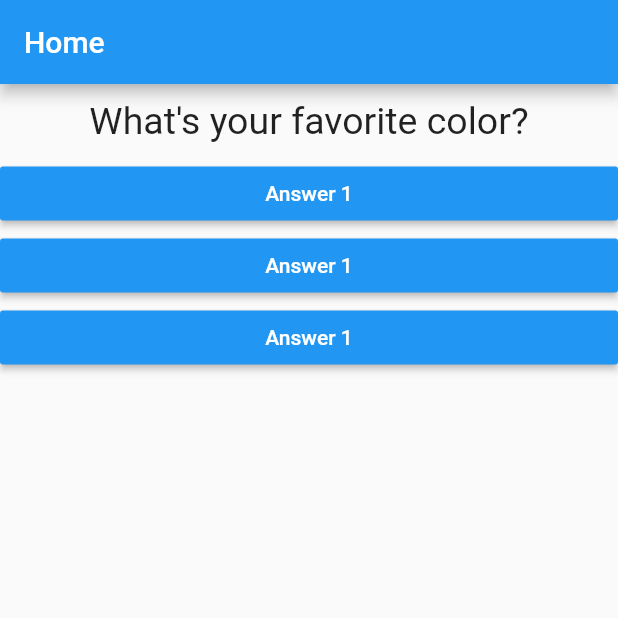
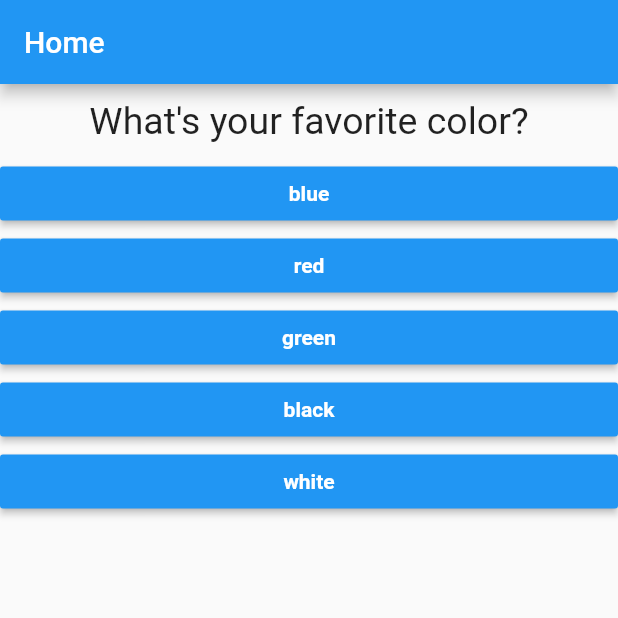
Before and after one commit to sravanpabolu/flutter_guide, a Flutter app: the screen it shows after launch, on a phone screen of 412 x 824 dp, the top half of it. Run offline on Flutter 3.47's test engine with Material 2 defaults, Android fonts, the phone set to English and light mode, and no system bars.

Commit message:
Using Maps & Integrating maps with widgets.

```diff
--- a/lib/answer.dart
+++ b/lib/answer.dart
@@ -2,8 +2,9 @@ import 'package:flutter/material.dart';
 
 class Answer extends StatelessWidget {
   final Function selectHandler;
+  final String answerText;
 
-  Answer(this.selectHandler);
+  Answer(this.selectHandler, this.answerText);
 
   @override
   Widget build(BuildContext context) {
@@ -12,7 +13,9 @@ class Answer extends StatelessWidget {
       child: RaisedButton(
         color: Colors.blue,
         textColor: Colors.white,
-        child: Text('Answer 1'),
+        child: Text(answerText,
+          style: TextStyle(fontWeight: FontWeight.bold),
+        ),
         onPressed: selectHandler),
     );
   }
--- a/lib/main.dart
+++ b/lib/main.dart
@@ -14,24 +14,35 @@ class MyApp extends StatefulWidget {
 
 class _MyAppState extends State<MyApp> {
   var _questions = [
-      'What\'s your favorite color?',
-      'What\'s your favorite animal?',
-      'What\'s your favorite vehicle?',
-      'What\'s your favorite insect?',
-    ];
+    {
+      'questionText': 'What\'s your favorite color?',
+      'answers': ['blue', 'red', 'green', 'black', 'white'],
+    },
+    {
+      'questionText': 'What\'s your favorite animal?',
+      'answers': ['Tiger', 'Bengal Tiger', 'Black Panther', 'Lion', 'Cheetah'],
+    },
+    {
+      'questionText': 'What\'s your favorite vehicle?',
+      'answers': ['Swift', 'City', 'i20'],
+    },
+    {
+      'questionText': 'What\'s your favorite color?',
+      'answers': ['blue', 'red', 'green', 'black', 'white'],
+    },
+  ];
   var _anIndex = 0;
 
   void _answerQuestion() {
     setState(() {
-      _anIndex = _anIndex>=_questions.length-1 ? _anIndex=0 : _anIndex + 1;
+      _anIndex =
+          _anIndex >= _questions.length - 1 ? _anIndex = 0 : _anIndex + 1;
       print("Answer chosen: $_anIndex");
     });
   }
 
   @override
   Widget build(BuildContext context) {
-
-
     return MaterialApp(
       home: Scaffold(
         appBar: AppBar(
@@ -39,10 +50,10 @@ class _MyAppState extends State<MyApp> {
         ),
         body: Column(
           children: <Widget>[
-            Question(_questions[_anIndex]),
-            Answer(_answerQuestion),
-            Answer(_answerQuestion),
-            Answer(_answerQuestion),
+            Question(_questions[_anIndex]['questionText']),
+            ...(_questions[_anIndex]['answers'] as List<String>).map((answer) {
+              return Answer(_answerQuestion, answer);
+            }).toList()
           ],
         ),
       ),
```
